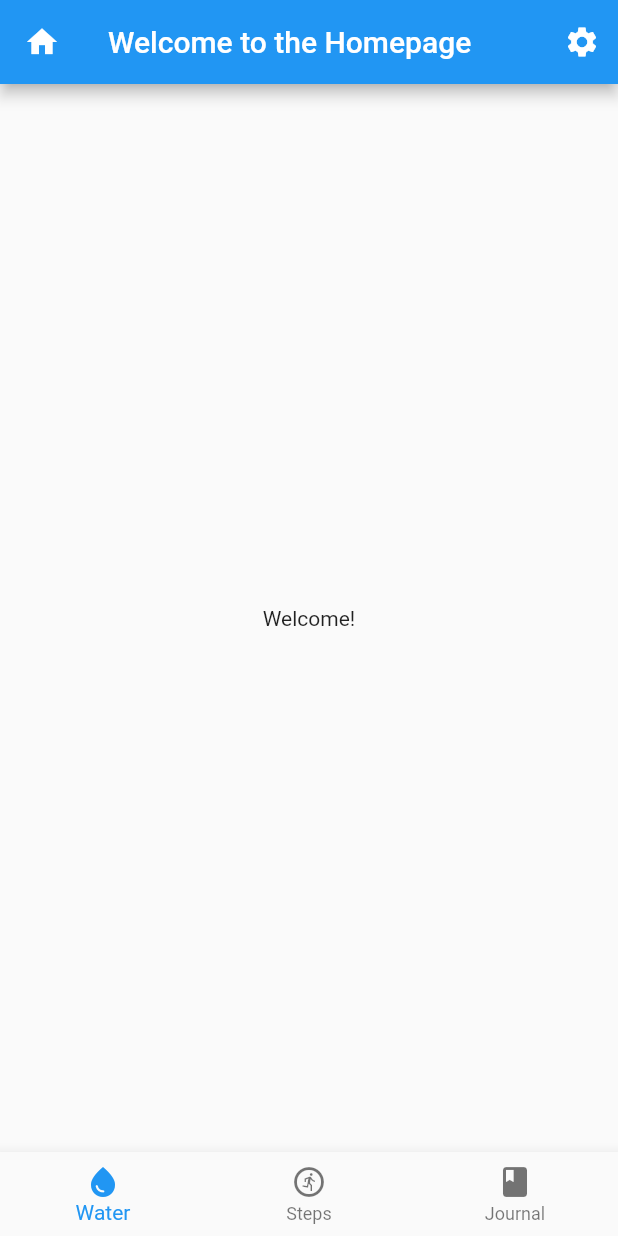
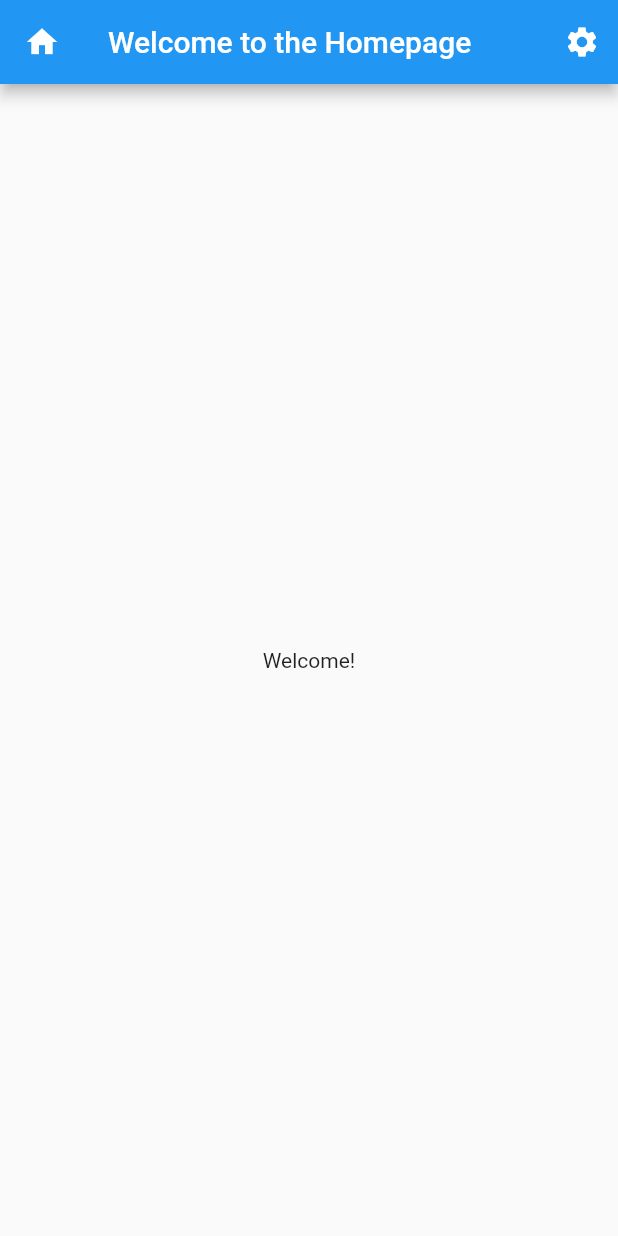
Before and after one commit to 115a-project/MicroMe, a Flutter app: the MyHomePage screen opened directly, on a phone screen of 412 x 824 dp. Run offline on Flutter 3.47's test engine with Material 2 defaults, Android fonts, the phone set to English and light mode, and no system bars; missing offline and left inert: flutter_application_1.

Commit message:
Update main.dart

```diff
--- a/testing/lib/main.dart
+++ b/testing/lib/main.dart
@@ -1,5 +1,9 @@
+
+
 import 'package:flutter/material.dart';
+import 'package:flutter_application_1/_navigationBar.dart';
 
+// main to run
 void main() {
   runApp(const MyApp());
 }
@@ -10,12 +14,14 @@ class MyApp extends StatelessWidget {
   // This widget is the root of your application.
   @override
   Widget build(BuildContext context) {
-    return  const MaterialApp(
+    return  MaterialApp(
       title: 'Welcome to Flutter!',
-      home: MyHomePage(),
+      home: bottom_nav_bar(),
     );
   }
 }
+
+var _selectedIndex = 0;
 
 class MyHomePage extends StatelessWidget {
   const MyHomePage({Key? key}) : super(key: key);
@@ -43,21 +49,7 @@ class MyHomePage extends StatelessWidget {
         body: const Center(
           child: Text('Welcome!')
         ),
-      bottomNavigationBar: BottomNavigationBar(
-        currentIndex: 0,
-        fixedColor: Colors.blue,
-        items: const [
-          BottomNavigationBarItem(
-            label: "Water",
-            icon: Icon(Icons.water_drop), ),
-          BottomNavigationBarItem(
-            label: "Steps",
-            icon: Icon(Icons.run_circle_outlined), ),
-          BottomNavigationBarItem(
-            label: "Journal",
-            icon: Icon(Icons.book), ),
-        ],
-      ),
+
     );
   }
 }
```
